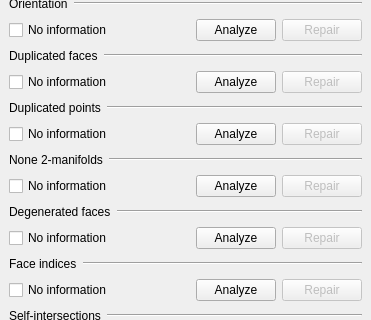
The window that src/Mod/Mesh/Gui/DlgEvaluateMesh.ui (berndhahnebach/All_FreeCAD) describes before a commit, drawn with Qt 5; both pictures show x 0 to 371 and y 133 to 453 of the 371 by 614 pixel window.
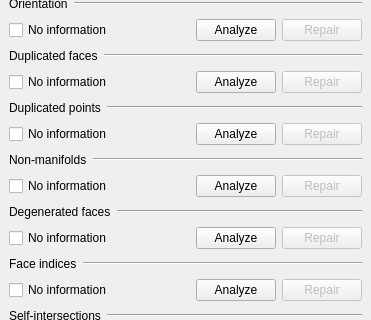
The same window after the commit.

```diff
--- a/src/Mod/Mesh/Gui/DlgEvaluateMesh.ui
+++ b/src/Mod/Mesh/Gui/DlgEvaluateMesh.ui
@@ -440,7 +440,7 @@
         </sizepolicy>
        </property>
        <property name="text" >
-        <string>None 2-manifolds</string>
+        <string>Non-manifolds</string>
        </property>
       </widget>
      </item>
```
